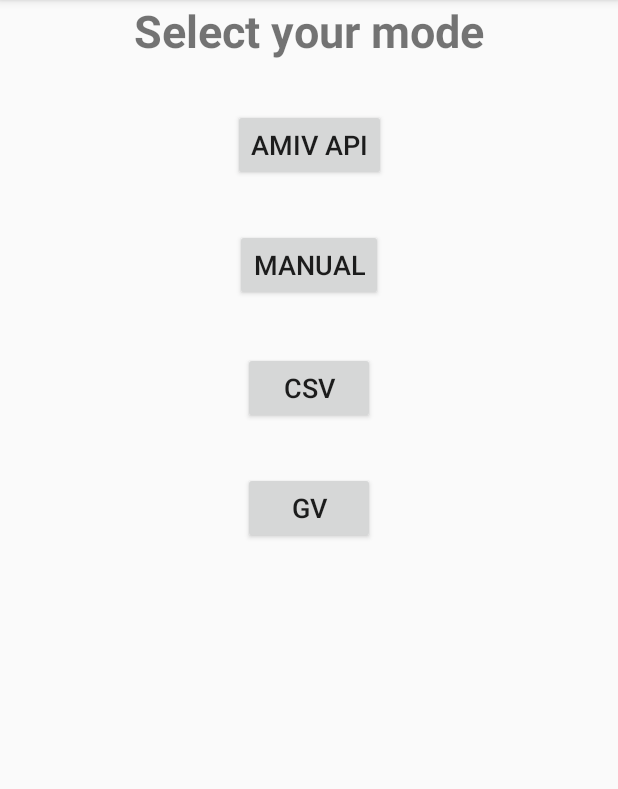
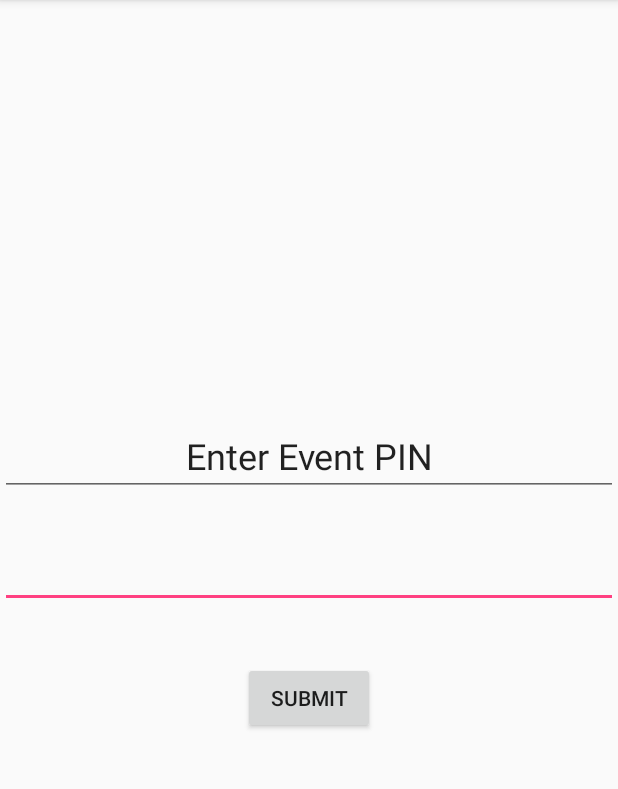
Before and after one commit to amiv-eth/amiv-checkin-app, an Android app: the screen it shows after launch (MainActivity), on a phone screen of 412 x 824 dp, the part 84-873 px from its top. Run offline under Robolectric (Android 15) with nearby library versions, the phone set to English and light mode, and no system bars; libraries missing offline, so code that uses them is left out: com.google.android.gms.

Commit message:
Basic UI added

```diff
--- a/AMIV-Legiscanner/app/src/main/AndroidManifest.xml
+++ b/AMIV-Legiscanner/app/src/main/AndroidManifest.xml
@@ -16,6 +16,7 @@
                 <category android:name="android.intent.category.LAUNCHER" />
             </intent-filter>
         </activity>
+        <activity android:name=".ScanActivity"></activity>
     </application>
 
 </manifest>
--- a/AMIV-Legiscanner/app/src/main/java/ch/amiv/legiscanner/amivlegiscanner/MainActivity.java
+++ b/AMIV-Legiscanner/app/src/main/java/ch/amiv/legiscanner/amivlegiscanner/MainActivity.java
@@ -1,5 +1,6 @@
 package ch.amiv.legiscanner.amivlegiscanner;
 
+import android.content.Intent;
 import android.support.v7.app.AppCompatActivity;
 import android.os.Bundle;
 
@@ -10,26 +11,42 @@ import android.graphics.Bitmap;
 import android.graphics.BitmapFactory;
 import android.graphics.drawable.BitmapDrawable;
 import android.os.Bundle;
+import android.util.Log;
 import android.util.SparseArray;
 import android.view.View;
 import android.widget.Button;
+import android.widget.EditText;
 import android.widget.ImageView;
 import android.widget.TextView;
 import com.google.android.gms.vision.Frame;
+import android.content.Intent;
+import android.support.v7.app.AppCompatActivity;
+import android.os.Bundle;
+import android.view.View;
+import android.widget.EditText;
 
 public class MainActivity extends AppCompatActivity {
-
+    EditText pinField;
     @Override
     protected void onCreate(Bundle savedInstanceState) {
         super.onCreate(savedInstanceState);
         setContentView(R.layout.activity_main);
 
-        Button btn = (Button) findViewById(R.id.button_mode_api);
-        btn.setOnClickListener(new View.OnClickListener() {
-            @Override
-            public void onClick(View v) {
+        pinField = (EditText)findViewById(R.id.PinField);
+    }
 
-            }
-        });
+    public void pinSubmit(View view)
+    {
+        int pin = Integer.parseInt(pinField.getText().toString());
+        StartScanActivity(pin);
+        Log.e("pin", "pinSubmit: " + pin);
+    }
+
+    private void StartScanActivity(int pin)
+    {
+        Intent intent = new Intent(this, ScanActivity.class);
+        intent.putExtra(ScanActivity.PIN, pin);
+        startActivity(intent);
+
     }
 }
--- a/AMIV-Legiscanner/app/src/main/res/layout/activity_main.xml
+++ b/AMIV-Legiscanner/app/src/main/res/layout/activity_main.xml
@@ -4,81 +4,51 @@
     xmlns:tools="http://schemas.android.com/tools"
     android:layout_width="match_parent"
     android:layout_height="match_parent"
-    tools:context="ch.amiv.legiscanner.amivlegiscanner.MainActivity">
+    tools:context="ch.amiv.legiscanner.amivlegiscanner.MainActivity"
+    tools:layout_editor_absoluteY="81dp">
 
-    <LinearLayout
+    <EditText
+        android:id="@+id/PinField"
+        android:layout_width="0dp"
+        android:layout_height="wrap_content"
+        android:ems="10"
+        android:inputType="numberPassword"
+        android:textAlignment="textStart"
+        app:layout_constraintBottom_toBottomOf="parent"
+        app:layout_constraintEnd_toEndOf="parent"
+        app:layout_constraintHorizontal_bias="0.0"
+        app:layout_constraintStart_toStartOf="parent"
+        app:layout_constraintTop_toTopOf="parent"
+        app:layout_constraintVertical_bias="0.498" />
+
+    <EditText
+        android:id="@+id/EnterEventLabel"
+        android:layout_width="0dp"
+        android:layout_height="wrap_content"
+        android:layout_marginBottom="29dp"
+        android:ems="10"
+        android:inputType="none"
+        android:singleLine="true"
+        android:text="@string/enter_event_pin"
+        android:textAlignment="center"
+        android:textSize="24sp"
+        app:layout_constraintBottom_toTopOf="@+id/PinField"
+        app:layout_constraintEnd_toEndOf="parent"
+        app:layout_constraintHorizontal_bias="0.0"
+        app:layout_constraintStart_toStartOf="parent"
+        app:layout_constraintTop_toTopOf="parent"
+        app:layout_constraintVertical_bias="1.0" />
+
+    <Button
+        android:id="@+id/SubmitPin"
         android:layout_width="wrap_content"
         android:layout_height="wrap_content"
-        android:orientation="vertical">
-
-
-    </LinearLayout>
-
-    <Button
-        android:id="@+id/button_mode_api"
-        android:layout_width="wrap_content"
-        android:layout_height="wrap_content"
-        android:layout_marginLeft="8dp"
-        android:layout_marginRight="8dp"
-        android:layout_marginTop="32dp"
-        android:text="AMIV API"
-        android:textSize="18sp"
-        app:layout_constraintLeft_toLeftOf="parent"
-        app:layout_constraintRight_toRightOf="parent"
-        app:layout_constraintTop_toBottomOf="@+id/textView_selectmode" />
-
-    <Button
-        android:id="@+id/button_mode_manual"
-        android:layout_width="wrap_content"
-        android:layout_height="wrap_content"
-        android:layout_marginLeft="8dp"
-        android:layout_marginRight="8dp"
-        android:layout_marginTop="32dp"
-        android:text="Manual"
-        android:textSize="18sp"
-        app:layout_constraintLeft_toLeftOf="parent"
-        app:layout_constraintRight_toRightOf="parent"
-        app:layout_constraintTop_toBottomOf="@+id/button_mode_api" />
-
-    <Button
-        android:id="@+id/button_mode_csv"
-        android:layout_width="wrap_content"
-        android:layout_height="wrap_content"
-        android:layout_marginLeft="8dp"
-        android:layout_marginRight="8dp"
-        android:layout_marginTop="34dp"
-        android:text="CSV"
-        android:textSize="18sp"
-        app:layout_constraintLeft_toLeftOf="parent"
-        app:layout_constraintRight_toRightOf="parent"
-        app:layout_constraintTop_toBottomOf="@+id/button_mode_manual" />
-
-    <Button
-        android:id="@+id/button_mode_GV"
-        android:layout_width="wrap_content"
-        android:layout_height="wrap_content"
-        android:layout_marginLeft="8dp"
-        android:layout_marginRight="8dp"
-        android:layout_marginTop="32dp"
-        android:text="GV"
-        android:textSize="18sp"
-        app:layout_constraintLeft_toLeftOf="parent"
-        app:layout_constraintRight_toRightOf="parent"
-        app:layout_constraintTop_toBottomOf="@+id/button_mode_csv" />
-
-    <TextView
-        android:id="@+id/textView_selectmode"
-        android:layout_width="wrap_content"
-        android:layout_height="wrap_content"
-        android:layout_marginLeft="8dp"
-        android:layout_marginRight="8dp"
-        android:text="Select your mode"
-        android:textSize="30sp"
-        android:textStyle="bold"
-        app:layout_constraintHorizontal_bias="0.501"
-        app:layout_constraintLeft_toLeftOf="parent"
-        app:layout_constraintRight_toRightOf="parent"
-        tools:layout_editor_absoluteY="32dp" />
+        android:layout_marginTop="36dp"
+        android:onClick="pinSubmit"
+        android:text="Submit"
+        app:layout_constraintEnd_toEndOf="parent"
+        app:layout_constraintStart_toStartOf="parent"
+        app:layout_constraintTop_toBottomOf="@+id/PinField" />
 
 
 </android.support.constraint.ConstraintLayout>
--- a/AMIV-Legiscanner/app/src/main/res/values/strings.xml
+++ b/AMIV-Legiscanner/app/src/main/res/values/strings.xml
@@ -1,4 +1,7 @@
 <resources>
     <string name="app_name">AMIV LegiScanner</string>
     <string name="scan">SCAN</string>
+    <string name="enter_event_pin">Enter Event PIN</string>
+    <string name="check_in">Check-In</string>
+    <string name="check_out">Check-Out</string>
 </resources>
```
Also changed, not shown: AMIV-Legiscanner/app/src/main/java/ch/amiv/legiscanner/amivlegiscanner/ScanActivity.java (added, +15 -0 lines), AMIV-Legiscanner/app/src/main/res/layout/activity_scan.xml (added, +45 -0 lines).
